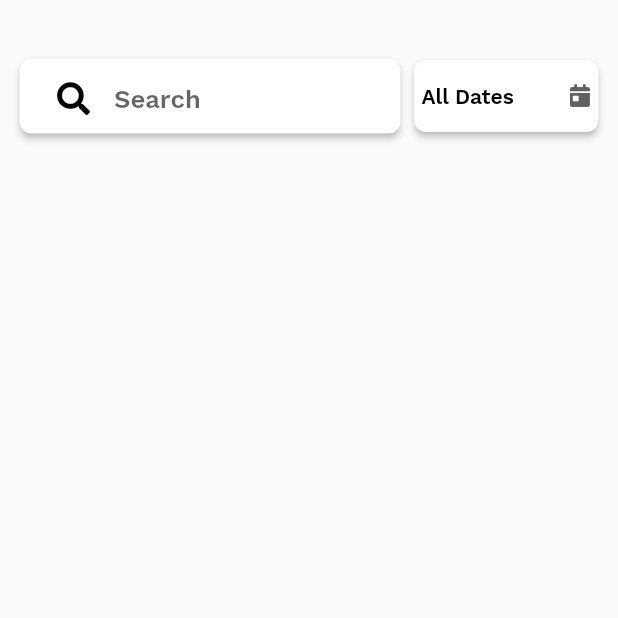
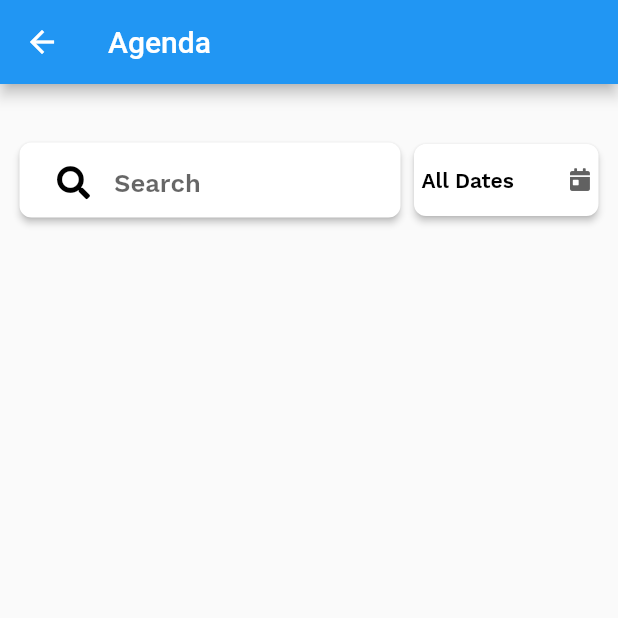
Before and after one commit to softeng-feup/open-cx-verdade-productions, a Flutter app: the Agenda screen opened directly, on a phone screen of 412 x 824 dp, the top half of it. Run offline on Flutter 3.47's test engine with Material 2 defaults, Android fonts, the phone set to English and light mode, and no system bars; our stand-ins replace cloud_firestore, firebase_auth, firebase_storage, flutter_spinkit, font_awesome_flutter, google_sign_in and 2 more; accounts and stored records are empty; project files that could hold a hidden picture were left out.

```diff
--- a/conferly/lib/main.dart
+++ b/conferly/lib/main.dart
@@ -81,7 +81,11 @@ class MyApp extends StatelessWidget {
       title: 'Flutter Demo',
       theme: ThemeData(
         primarySwatch: Colors.green,
-        accentColor: Colors.orangeAccent[400]
+        accentColor: Colors.orangeAccent[400],
+        textTheme: TextTheme(body1: TextStyle(
+            fontFamily: "WorkSansRegular",
+//            fontSize: 16.0,
+            ))
       ),
       home: MyHomePage(title: 'Flutter Demo Home Page'),
     );
--- a/conferly/lib/models/user.dart
+++ b/conferly/lib/models/user.dart
@@ -3,7 +3,7 @@ class User {
   String email;
   String name;
   String description;
-  int status;
+  String status;
   List<String> interests;
   User({this.uid, this.email, this.name, this.description, this.status, this.interests});
 }
--- a/conferly/lib/screens/chat.dart
+++ b/conferly/lib/screens/chat.dart
@@ -85,7 +85,7 @@ class Chat extends StatelessWidget {
           ),
           borderRadius: BorderRadius.circular(100.0),
           border: Border.all(
-            color: Colors.grey,
+            color: Colors.green,
             width: 1.0,
           )),
     ));
--- a/conferly/lib/screens/createChat.dart
+++ b/conferly/lib/screens/createChat.dart
@@ -172,7 +172,7 @@ class _profileImageState extends State<_profileImage>{
               ),
               borderRadius: BorderRadius.circular(100.0),
               border: Border.all(
-                color: Colors.grey,
+                color: Colors.green,
                 width: 1.0,
               )),
         ));
--- a/conferly/lib/screens/detailChat.dart
+++ b/conferly/lib/screens/detailChat.dart
@@ -175,7 +175,7 @@ class DetailChatState extends State<DetailChat> {
                     child: Stack(children: <Widget>[
                       Padding(
                         padding: EdgeInsets.only(right: 0.0),
-                        child: Text(message["text"]),
+                        child: Text(message["text"], style: TextStyle(fontStyle: FontStyle.normal)),
                       )
                     ]))
               ]))
@@ -386,7 +386,7 @@ class _profileImageState extends State<_profileImage> {
           ),
           borderRadius: BorderRadius.circular(100.0),
           border: Border.all(
-            color: Colors.grey,
+            color: Colors.green,
             width: 1.0,
           )),
     ));
--- a/conferly/lib/screens/events/agenda.dart
+++ b/conferly/lib/screens/events/agenda.dart
@@ -1,3 +1,4 @@
+import 'package:cloud_firestore/cloud_firestore.dart';
 import 'package:conferly/models/event.dart';
 import 'package:conferly/notifier/auth_notifier.dart';
 import 'package:conferly/notifier/event_notifier.dart';
@@ -28,6 +29,34 @@ class AgendaState extends State<Agenda> {
   List<Event> events = List<Event>();
   List<String> dates = List<String>();
   int _date;
+
+//  StreamBuilder(
+//  stream: Firestore.instance
+//      .collection('Chats')
+//      .document(chat.documentID)
+//      .collection('messages')
+//      .orderBy('time', descending: true)
+//      .limit(20)
+//      .snapshots(),
+//  builder: (context, snapshot) {
+//  if (!snapshot.hasData) {
+//  return Center(
+//  child: CircularProgressIndicator(
+//  valueColor: AlwaysStoppedAnimation<Color>(
+//  Theme.of(context).accentColor)));
+//  } else {
+//  listMessages = snapshot.data.documents;
+//  return ListView.builder(
+//  padding: EdgeInsets.all(10.0),
+//  itemBuilder: (context, index) =>
+//  buildMessage(index, snapshot.data.documents[index]),
+//  itemCount: snapshot.data.documents.length,
+//  reverse: true,
+//  controller: listScrollController,
+//  );
+//  }
+//  },
+//  ),
 
   Future<void> _eventsList(String uid) async {
     List<Event> e = await DatabaseService().getEventsFromUser(uid);
@@ -66,10 +95,13 @@ class AgendaState extends State<Agenda> {
   @override
   Widget build(BuildContext context) {
     _eventsList(authNotifier.user.uid);
-    _filterSearchResults(editingController.text);
-    _filterDateResults(dates[_date]);
+//    _filterSearchResults(editingController.text);
+//    _filterDateResults(dates[_date]);
 
     return new Scaffold(
+      appBar: AppBar(
+        title: Text('Agenda'),
+      ),
       key: _scaffoldKey,
       body: Column(
         children: <Widget>[
@@ -175,22 +207,36 @@ class AgendaState extends State<Agenda> {
 
   Widget _showEvents() {
     return Expanded(
-      child: new Container(
-        child: new CustomScrollView(
-          scrollDirection: Axis.vertical,
-          shrinkWrap: false,
-          slivers: <Widget>[
-            new SliverPadding(
-              padding: const EdgeInsets.symmetric(vertical: 1.0),
-              sliver: new SliverList(
-                delegate: new SliverChildBuilderDelegate(
-                      (context, index) => new EventSummary(events[index], index),
-                  childCount: events.length,
-                ),
-              ),
-            ),
-          ],
-        ),
+      child: new StreamBuilder(
+        stream: Firestore.instance
+            .collection('Events')
+            .where("participants", arrayContains: authNotifier.user.uid)
+            .orderBy('startDate')
+            .snapshots(),
+        builder: (context, snapshot) {
+          if (!snapshot.hasData) {
+            return Center(
+                child: CircularProgressIndicator(
+                    valueColor: AlwaysStoppedAnimation<Color>(
+                        Theme.of(context).accentColor)));
+          } else {
+//            listMessages = snapshot.data.documents;
+
+            List<DocumentSnapshot> listEvents;
+
+
+
+
+            return ListView.builder(
+              padding: EdgeInsets.all(10.0),
+              itemBuilder: (context, index) =>
+                  EventSummary(DatabaseService().eventDataFromSnapshot(snapshot.data.documents[index]), index),
+              itemCount: snapshot.data.documents.length,
+//              reverse: true,
+//              controller: listScrollController,
+            );
+          }
+        },
       ),
     );
   }
--- a/conferly/lib/screens/profile.dart
+++ b/conferly/lib/screens/profile.dart
@@ -140,8 +140,8 @@ class ProfileState extends State<Profile> {
               ),
               borderRadius: BorderRadius.circular(100.0),
               border: Border.all(
-                color: Colors.grey,
-                width: 5.0,
+                color: Colors.green,
+                width: 2.0,
               )
           ),
         )
--- a/conferly/lib/services/database.dart
+++ b/conferly/lib/services/database.dart
@@ -23,7 +23,7 @@ class DatabaseService {
     );
   }
 
-  Event _eventDataFromSnapshot(DocumentSnapshot snapshot) {
+  Event eventDataFromSnapshot(DocumentSnapshot snapshot) {
     return Event(
       id: snapshot.documentID,
       title: snapshot.data['name'],
@@ -48,7 +48,7 @@ class DatabaseService {
     DateTime now = DateTime.now();
 
     snapshot.documents.forEach((document) {
-      Event event = _eventDataFromSnapshot(document);
+      Event event = eventDataFromSnapshot(document);
       if(now.isBefore(event.startDate.toDate()))
         _eventList.add(event);
     });
@@ -62,7 +62,7 @@ class DatabaseService {
     DateTime now = DateTime.now();
 
     snapshot.documents.forEach((document) {
-      Event event = _eventDataFromSnapshot(document);
+      Event event = eventDataFromSnapshot(document);
       if(event.participants.contains(uid) && now.isBefore(event.startDate.toDate()))
         _eventList.add(event);
     });
--- a/conferly/pubspec.yaml
+++ b/conferly/pubspec.yaml
@@ -70,3 +70,7 @@ flutter:
     - family: WorkSansMedium
       fonts:
         - asset: assets/Work_Sans/WorkSans-Medium.ttf
+
+    - family: WorkSansRegular
+      fonts:
+        - asset: assets/Work_Sans/WorkSans-Regular.ttf
```
Also changed, not shown: conferly/lib/screens/events/calendar.dart (+32 -16 lines), conferly/lib/screens/events/detailEvent.dart (+61 -10 lines), conferly/lib/widgets/loading.dart (added, +12 -0 lines), 2 other files.
